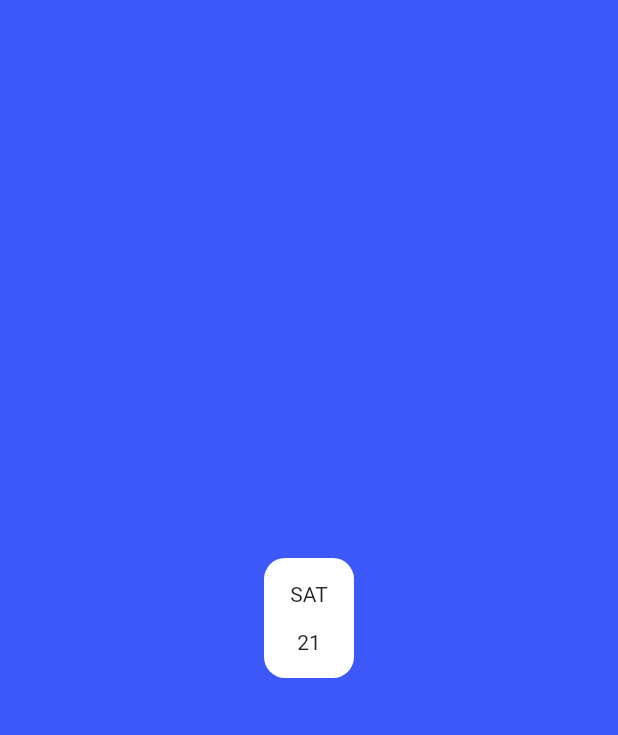
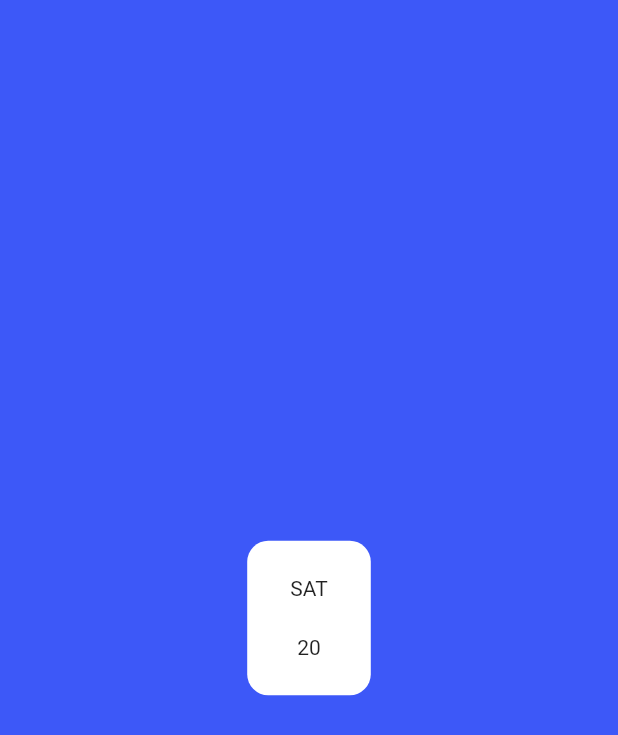
Before and after one commit to 200lab/movea-app, a Flutter app: the screen it shows after launch, on a phone screen of 412 x 824 dp. Shown: the top 735 px of the screen. Run offline on Flutter 3.47's test engine with Material 2 defaults, Android fonts, the phone set to English and light mode, and no system bars.

Commit message:
custom button done

```diff
--- a/lib/pages/home_page.dart
+++ b/lib/pages/home_page.dart
@@ -12,11 +12,38 @@ class HomePage extends StatefulWidget {
 class _HomePageState extends State<HomePage> {
   @override
   Widget build(BuildContext context) {
+    final maxHeight = MediaQuery
+        .of(context)
+        .size
+        .height;
+    final maxWidth = MediaQuery
+        .of(context)
+        .size
+        .width;
+
+
     return Scaffold(
-        body: Container(
-      color: AppColor.blueMain,
-      child: Center(
-        child: CustomButton.btnDate()
+      body: Container(
+        width: MediaQuery
+            .of(context)
+            .size
+            .width,
+        color: AppColor.blueMain,
+        child: Column(
+            mainAxisAlignment: MainAxisAlignment.spaceEvenly,
+            children: [
+            //   CustomButton(maxWidth/5,maxHeight/8,AppColor.white,),
+            //   CustomButton(maxHeight/8,maxWidth/5)
+
+            CustomButton(width: maxWidth/5, height: maxHeight / 8,
+            clr: AppColor.white, child: Column(
+                  mainAxisAlignment: MainAxisAlignment.spaceEvenly,
+                  children: [
+                    Text('SAT'),
+                    Text('20')
+                  ],
+                ))
+        ],
       ),
     ));
   }
--- a/lib/widgets/custom_button.dart
+++ b/lib/widgets/custom_button.dart
@@ -1,22 +1,38 @@
 import 'package:flutter/material.dart';
 import 'package:movea_app/values/app_color.dart';
 
-class CustomButton {
-  static Widget btnDate() {
+// class CustomButton {
+//   static Widget btnDate(double width, double height, Color clr, Widget child) {
+//     return Container(
+//         height: height,
+//         width: width,
+//         decoration:
+//             BoxDecoration(color: clr, borderRadius: BorderRadius.circular(14)),
+//         child: child);
+//   }
+// }
+
+class CustomButton extends StatelessWidget {
+  final width;
+  final height;
+  final clr;
+  final child;
+
+  const CustomButton(
+      {Key? key,
+      @required this.width,
+      @required this.height,
+      @required this.clr,
+      @required this.child})
+      : super(key: key);
+
+  @override
+  Widget build(BuildContext context) {
     return Container(
-      height: 80,
-      width: 60,
-      decoration: BoxDecoration(
-        color: AppColor.white,
-        borderRadius: BorderRadius.circular(14)
-      ),
-      child: Column(
-        mainAxisAlignment: MainAxisAlignment.spaceEvenly,
-        children: [
-          Text('SAT'),
-          Text('21')
-        ],
-      ),
-    );
+        height: height,
+        width: width,
+        decoration:
+            BoxDecoration(color: clr, borderRadius: BorderRadius.circular(14)),
+        child: child);
   }
 }
```
